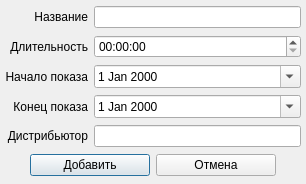
The window that addfilmdialog.ui (CreatorBooMGit/Cinema) describes before a commit, drawn with Qt 5.
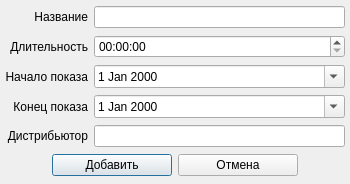
The same window after the commit. Icons and pictures are not drawn.

What changed in the file:
```diff
--- a/addfilmdialog.ui
+++ b/addfilmdialog.ui
@@ -6,7 +6,7 @@
    <rect>
     <x>0</x>
     <y>0</y>
-    <width>306</width>
+    <width>350</width>
     <height>184</height>
    </rect>
   </property>
```
Left out of the diff: 8 changed lines with no effect on the pictures.
